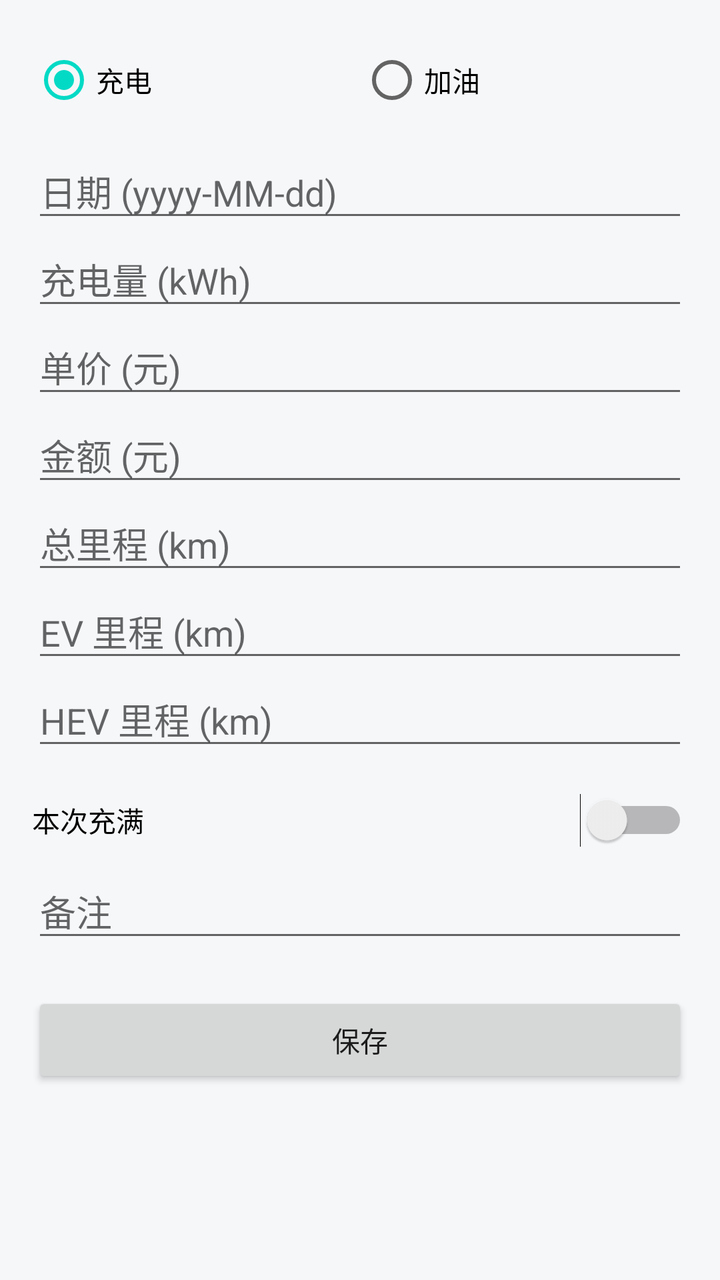
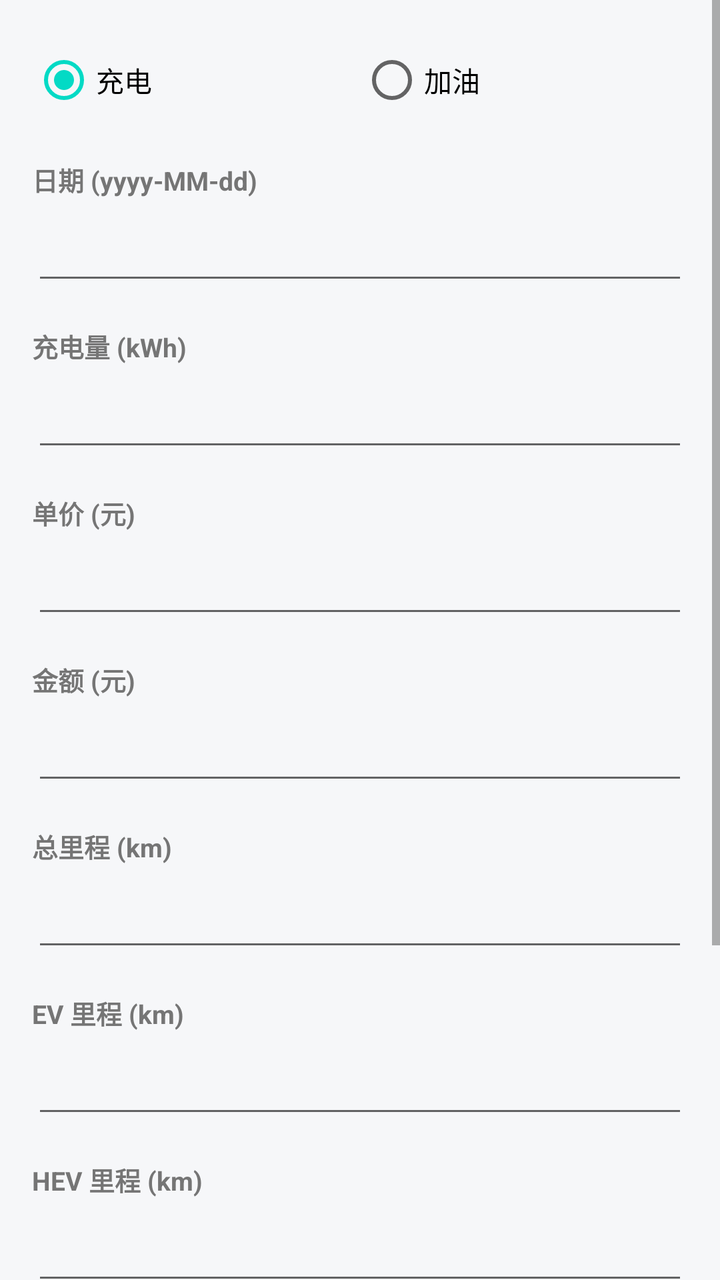

An Android layout rendered at two revisions. The XML below is the earlier revision; the diff shows what the commit changed to produce the second picture.
<!-- AndroidManifest.xml: application theme Theme.PowerConsumption -->
<!-- res/layout/activity_record_edit.xml -->
<?xml version="1.0" encoding="utf-8"?>
<ScrollView xmlns:android="http://schemas.android.com/apk/res/android"
    android:layout_width="match_parent"
    android:layout_height="match_parent"
    android:background="@color/page_bg"
    android:fillViewport="true">

    <LinearLayout
        android:layout_width="match_parent"
        android:layout_height="wrap_content"
        android:orientation="vertical"
        android:padding="16dp">

        
        <RadioGroup
            android:id="@+id/rgType"
            android:layout_width="match_parent"
            android:layout_height="wrap_content"
            android:orientation="horizontal">

            <RadioButton
                android:id="@+id/rbCharge"
                android:layout_width="0dp"
                android:layout_height="wrap_content"
                android:layout_weight="1"
                android:checked="true"
                android:text="@string/type_charge" />

            <RadioButton
                android:id="@+id/rbFuel"
                android:layout_width="0dp"
                android:layout_height="wrap_content"
                android:layout_weight="1"
                android:text="@string/type_fuel" />
        </RadioGroup>

        
        <EditText
            android:id="@+id/etDate"
            android:layout_width="match_parent"
            android:layout_height="wrap_content"
            android:layout_marginTop="8dp"
            android:hint="@string/hint_date"
            android:importantForAutofill="no"
            android:inputType="date"
            android:minHeight="44dp" />

        <EditText
            android:id="@+id/etAmount"
            android:layout_width="match_parent"
            android:layout_height="wrap_content"
            android:hint="@string/hint_amount_charge"
            android:importantForAutofill="no"
            android:inputType="numberDecimal"
            android:minHeight="44dp" />

        <EditText
            android:id="@+id/etPrice"
            android:layout_width="match_parent"
            android:layout_height="wrap_content"
            android:hint="@string/hint_price"
            android:importantForAutofill="no"
            android:inputType="numberDecimal"
            android:minHeight="44dp" />

        <EditText
            android:id="@+id/etCost"
            android:layout_width="match_parent"
            android:layout_height="wrap_content"
            android:hint="@string/hint_cost"
            android:importantForAutofill="no"
            android:inputType="numberDecimal"
            android:minHeight="44dp" />

        
        <EditText
            android:id="@+id/etOdoTotal"
            android:layout_width="match_parent"
            android:layout_height="wrap_content"
            android:hint="@string/hint_odo_total"
            android:importantForAutofill="no"
            android:inputType="number"
            android:minHeight="44dp" />

        <EditText
            android:id="@+id/etOdoEv"
            android:layout_width="match_parent"
            android:layout_height="wrap_content"
            android:hint="@string/hint_odo_ev"
            android:importantForAutofill="no"
            android:inputType="number"
            android:minHeight="44dp" />

        <EditText
            android:id="@+id/etOdoHev"
            android:layout_width="match_parent"
            android:layout_height="wrap_content"
            android:hint="@string/hint_odo_hev"
            android:importantForAutofill="no"
            android:inputType="number"
            android:minHeight="44dp" />

        
        <Switch
            android:id="@+id/swFull"
            android:layout_width="match_parent"
            android:layout_height="wrap_content"
            android:layout_marginTop="8dp"
            android:minHeight="44dp"
            android:text="@string/label_is_full_charge" />

        <EditText
            android:id="@+id/etNote"
            android:layout_width="match_parent"
            android:layout_height="wrap_content"
            android:hint="@string/hint_note"
            android:importantForAutofill="no"
            android:inputType="text"
            android:minHeight="44dp" />

        <Button
            android:id="@+id/btnSave"
            android:layout_width="match_parent"
            android:layout_height="wrap_content"
            android:layout_marginTop="20dp"
            android:minHeight="48dp"
            android:text="@string/action_save" />
    </LinearLayout>
</ScrollView>
<!-- resources referenced by this layout -->
<resources>
  <color name="page_bg">#FFF6F7F9</color>
  <string name="action_save">保存</string>
  <string name="hint_amount_charge">充电量 (kWh)</string>
  <string name="hint_cost">金额 (元)</string>
  <string name="hint_date">日期 (yyyy-MM-dd)</string>
  <string name="hint_note">备注</string>
  <string name="hint_odo_ev">EV 里程 (km)</string>
  <string name="hint_odo_hev">HEV 里程 (km)</string>
  <string name="hint_odo_total">总里程 (km)</string>
  <string name="hint_price">单价 (元)</string>
  <string name="label_is_full_charge">本次充满</string>
  <string name="type_charge">充电</string>
  <string name="type_fuel">加油</string>
  <style name="Theme.PowerConsumption" parent="Theme.MaterialComponents.DayNight.DarkActionBar">
          <item name="colorPrimary">@color/purple_500</item>
          <item name="colorPrimaryVariant">@color/purple_700</item>
          <item name="colorOnPrimary">@color/white</item>
          <item name="colorSecondary">@color/teal_200</item>
          <item name="colorSecondaryVariant">@color/teal_700</item>
          <item name="colorOnSecondary">@color/black</item>
          <item name="android:statusBarColor">?attr/colorPrimaryVariant</item>
          <item name="android:windowBackground">@color/page_bg</item>
      </style>
  <color name="purple_500">#FF6200EE</color>
  <color name="purple_700">#FF3700B3</color>
  <color name="white">#FFFFFFFF</color>
  <color name="teal_200">#FF03DAC5</color>
  <color name="teal_700">#FF018786</color>
  <color name="black">#FF000000</color>
</resources>

<!-- the commit's change to res/layout/activity_record_edit.xml (unified diff, before → after) -->
@@ -35,70 +35,74 @@
         </RadioGroup>
 
         
+        <TextView
+            style="@style/FormLabel"
+            android:text="@string/label_date" />
+
         <EditText
             android:id="@+id/etDate"
-            android:layout_width="match_parent"
-            android:layout_height="wrap_content"
-            android:layout_marginTop="8dp"
-            android:hint="@string/hint_date"
-            android:importantForAutofill="no"
-            android:inputType="date"
-            android:minHeight="44dp" />
+            style="@style/FormInput"
+            android:inputType="date" />
+
+        
+        <TextView
+            android:id="@+id/tvLabelAmount"
+            style="@style/FormLabel"
+            android:text="@string/label_amount_charge" />
 
         <EditText
             android:id="@+id/etAmount"
-            android:layout_width="match_parent"
-            android:layout_height="wrap_content"
-            android:hint="@string/hint_amount_charge"
-            android:importantForAutofill="no"
-            android:inputType="numberDecimal"
-            android:minHeight="44dp" />
+            style="@style/FormInput"
+            android:inputType="numberDecimal" />
+
+        <TextView
+            style="@style/FormLabel"
+            android:text="@string/label_price" />
 
         <EditText
             android:id="@+id/etPrice"
-            android:layout_width="match_parent"
-            android:layout_height="wrap_content"
-            android:hint="@string/hint_price"
-            android:importantForAutofill="no"
-            android:inputType="numberDecimal"
-            android:minHeight="44dp" />
+            style="@style/FormInput"
+            android:inputType="numberDecimal" />
+
+        <TextView
+            style="@style/FormLabel"
+            android:text="@string/label_cost" />
 
         <EditText
             android:id="@+id/etCost"
-            android:layout_width="match_parent"
-            android:layout_height="wrap_content"
-            android:hint="@string/hint_cost"
-            android:importantForAutofill="no"
-            android:inputType="numberDecimal"
-            android:minHeight="44dp" />
+            style="@style/FormInput"
+            android:inputType="numberDecimal" />
 
         
+        <TextView
+            style="@style/FormLabel"
+            android:text="@string/label_odo_total" />
+
         <EditText
             android:id="@+id/etOdoTotal"
-            android:layout_width="match_parent"
-            android:layout_height="wrap_content"
-            android:hint="@string/hint_odo_total"
-            android:importantForAutofill="no"
-            android:inputType="number"
-            android:minHeight="44dp" />
+            style="@style/FormInput"
+            android:inputType="number" />
+
+        
+        <TextView
+            android:id="@+id/tvLabelOdoEv"
+            style="@style/FormLabel"
+            android:text="@string/label_odo_ev" />
 
         <EditText
             android:id="@+id/etOdoEv"
-            android:layout_width="match_parent"
-            android:layout_height="wrap_content"
-            android:hint="@string/hint_odo_ev"
-            android:importantForAutofill="no"
-            android:inputType="number"
-            android:minHeight="44dp" />
+            style="@style/FormInput"
+            android:inputType="number" />
+
+        <TextView
+            android:id="@+id/tvLabelOdoHev"
+            style="@style/FormLabel"
+            android:text="@string/label_odo_hev" />
 
         <EditText
             android:id="@+id/etOdoHev"
-            android:layout_width="match_parent"
-            android:layout_height="wrap_content"
-            android:hint="@string/hint_odo_hev"
-            android:importantForAutofill="no"
-            android:inputType="number"
-            android:minHeight="44dp" />
+            style="@style/FormInput"
+            android:inputType="number" />
 
         
         <Switch
@@ -109,14 +113,16 @@
             android:minHeight="44dp"
             android:text="@string/label_is_full_charge" />
 
+        <TextView
+            style="@style/FormLabel"
+            android:text="@string/label_note" />
+
+        
         <EditText
             android:id="@+id/etNote"
-            android:layout_width="match_parent"
-            android:layout_height="wrap_content"
-            android:hint="@string/hint_note"
-            android:importantForAutofill="no"
-            android:inputType="text"
-            android:minHeight="44dp" />
+            style="@style/FormInput"
+            android:gravity="top"
+            android:inputType="textMultiLine" />
 
         <Button
             android:id="@+id/btnSave"
<!-- resource entries referenced after the edit -->
@@ -2,17 +2,32 @@
 <resources>
   <color name="page_bg">#FFF6F7F9</color>
   <string name="action_save">保存</string>
-  <string name="hint_amount_charge">充电量 (kWh)</string>
-  <string name="hint_cost">金额 (元)</string>
-  <string name="hint_date">日期 (yyyy-MM-dd)</string>
-  <string name="hint_note">备注</string>
-  <string name="hint_odo_ev">EV 里程 (km)</string>
-  <string name="hint_odo_hev">HEV 里程 (km)</string>
-  <string name="hint_odo_total">总里程 (km)</string>
-  <string name="hint_price">单价 (元)</string>
+  <string name="label_amount_charge">充电量 (kWh)</string>
+  <string name="label_cost">金额 (元)</string>
+  <string name="label_date">日期 (yyyy-MM-dd)</string>
   <string name="label_is_full_charge">本次充满</string>
+  <string name="label_note">备注</string>
+  <string name="label_odo_ev">EV 里程 (km)</string>
+  <string name="label_odo_hev">HEV 里程 (km)</string>
+  <string name="label_odo_total">总里程 (km)</string>
+  <string name="label_price">单价 (元)</string>
   <string name="type_charge">充电</string>
   <string name="type_fuel">加油</string>
+  <style name="FormInput">
+          <item name="android:layout_width">match_parent</item>
+          <item name="android:layout_height">wrap_content</item>
+          <item name="android:importantForAutofill">no</item>
+          <item name="android:minHeight">44dp</item>
+      </style>
+  <style name="FormLabel">
+          <item name="android:layout_width">match_parent</item>
+          <item name="android:layout_height">wrap_content</item>
+          <item name="android:paddingTop">16dp</item>
+          <item name="android:paddingBottom">4dp</item>
+          <item name="android:textColor">@color/text_secondary</item>
+          <item name="android:textSize">13sp</item>
+          <item name="android:textStyle">bold</item>
+      </style>
   <style name="Theme.PowerConsumption" parent="Theme.MaterialComponents.DayNight.DarkActionBar">
           <item name="colorPrimary">@color/purple_500</item>
           <item name="colorPrimaryVariant">@color/purple_700</item>
@@ -23,6 +38,7 @@
           <item name="android:statusBarColor">?attr/colorPrimaryVariant</item>
           <item name="android:windowBackground">@color/page_bg</item>
       </style>
+  <color name="text_secondary">#FF757575</color>
   <color name="purple_500">#FF6200EE</color>
   <color name="purple_700">#FF3700B3</color>
   <color name="white">#FFFFFFFF</color>
